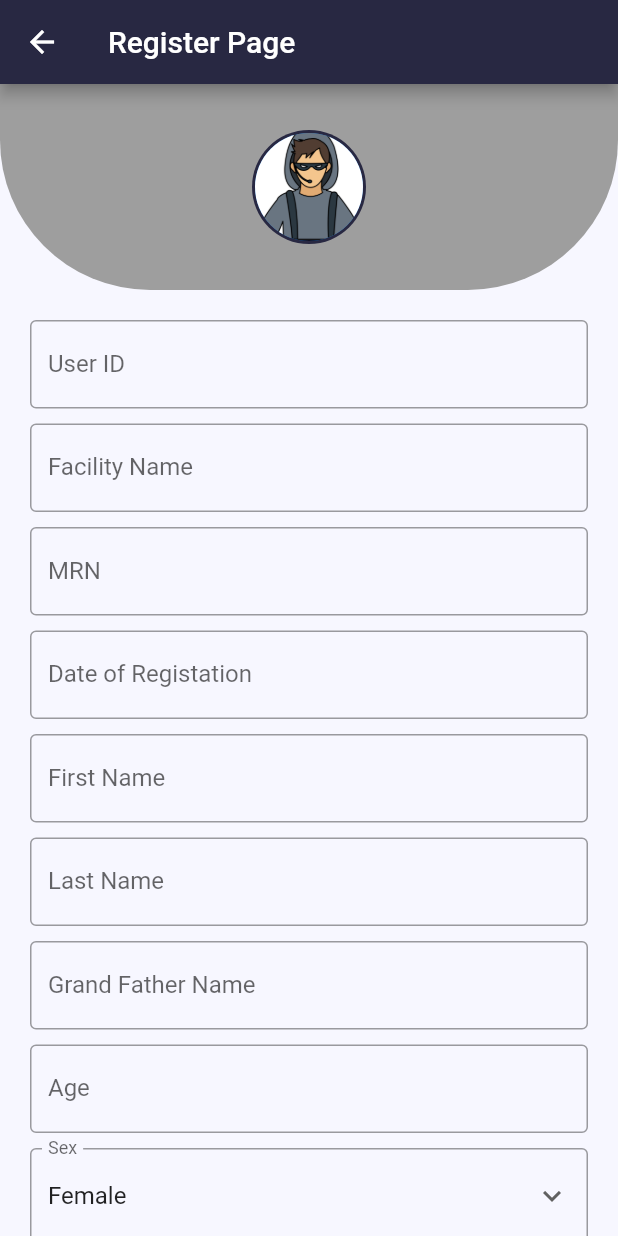
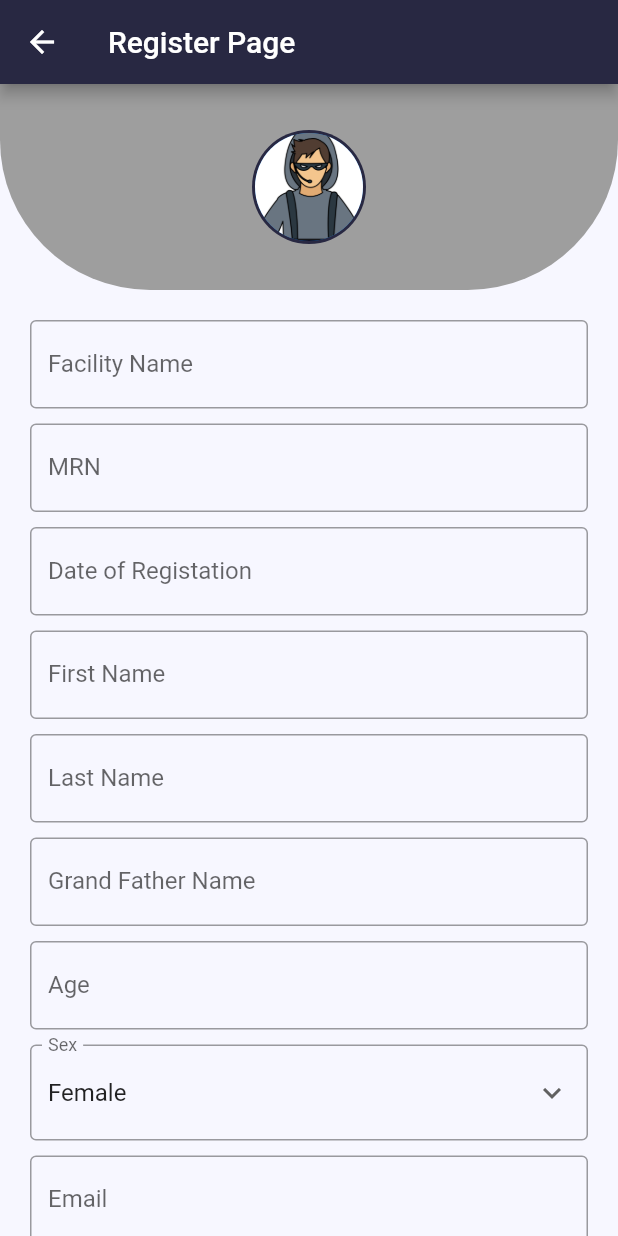
Before and after one commit to fasil712/mhis_mobile_app, a Flutter app: the RegisterPage screen opened directly, on a phone screen of 412 x 824 dp. Run offline on Flutter 3.47's test engine with Material 2 defaults, Android fonts, the phone set to English and light mode, and no system bars; our stand-ins replace carousel_slider, share, shared_preferences; accounts and stored records are empty; generated files the repository leaves out were written again; network calls fail.

Commit message:
update commit

```diff
--- /dev/null
+++ b/lib/model/usermodel.dart
@@ -0,0 +1,105 @@
+// To parse this JSON data, do
+//
+//     final userModel = userModelFromJson(jsonString);
+
+import 'dart:convert';
+
+UserModel userModelFromJson(String str) => UserModel.fromJson(json.decode(str));
+
+String userModelToJson(UserModel data) => json.encode(data.toJson());
+
+class UserModel {
+  UserModel({
+    required this.user,
+  });
+
+  User user;
+
+  factory UserModel.fromJson(Map<String, dynamic> json) => UserModel(
+        user: User.fromJson(json["user"]),
+      );
+
+  Map<String, dynamic> toJson() => {
+        "user": user.toJson(),
+      };
+}
+
+class User {
+  User({
+    required this.userId,
+    required this.firstName,
+    required this.lastName,
+    required this.userName,
+    required this.city,
+    required this.age,
+    required this.sex,
+    required this.email,
+    required this.phoneNo,
+    required this.password,
+    required this.department,
+    required this.specialization,
+    required this.role,
+    required this.ward,
+    required this.wardCode,
+    required this.createdAt,
+    required this.updatedAt,
+  });
+
+  String userId;
+  String firstName;
+  String lastName;
+  String userName;
+  String city;
+  int age;
+  String sex;
+  String email;
+  String phoneNo;
+  String password;
+  String department;
+  String specialization;
+  String role;
+  dynamic ward;
+  dynamic wardCode;
+  DateTime createdAt;
+  DateTime updatedAt;
+
+  factory User.fromJson(Map<String, dynamic> json) => User(
+        userId: json["user_id"],
+        firstName: json["first_name"],
+        lastName: json["last_name"],
+        userName: json["user_name"],
+        city: json["City"],
+        age: json["Age"],
+        sex: json["Sex"],
+        email: json["Email"],
+        phoneNo: json["Phone_no"],
+        password: json["password"],
+        department: json["department"],
+        specialization: json["specialization"],
+        role: json["role"],
+        ward: json["ward"],
+        wardCode: json["wardCode"],
+        createdAt: DateTime.parse(json["createdAt"]),
+        updatedAt: DateTime.parse(json["updatedAt"]),
+      );
+
+  Map<String, dynamic> toJson() => {
+        "user_id": userId,
+        "first_name": firstName,
+        "last_name": lastName,
+        "user_name": userName,
+        "City": city,
+        "Age": age,
+        "Sex": sex,
+        "Email": email,
+        "Phone_no": phoneNo,
+        "password": password,
+        "department": department,
+        "specialization": specialization,
+        "role": role,
+        "ward": ward,
+        "wardCode": wardCode,
+        "createdAt": createdAt.toIso8601String(),
+        "updatedAt": updatedAt.toIso8601String(),
+      };
+}
--- a/lib/screens/register_screen.dart
+++ b/lib/screens/register_screen.dart
@@ -1,7 +1,9 @@
 import 'package:flutter/material.dart';
 import 'package:pregmomcare/config/colors.dart';
+import 'package:pregmomcare/model/usermodel.dart';
 import 'package:pregmomcare/screens/login_screen.dart';
 import 'package:pregmomcare/services/register_user_services.dart';
+import 'package:shared_preferences/shared_preferences.dart';
 
 class RegisterPage extends StatefulWidget {
   const RegisterPage({Key? key}) : super(key: key);
@@ -11,7 +13,9 @@ class RegisterPage extends StatefulWidget {
 }
 
 class _RegisterPageState extends State<RegisterPage> {
-  final _useridcontroller = TextEditingController();
+  late SharedPreferences sharedPreferences;
+  UserModel? userModel;
+
   final _facilitynamecontroller = TextEditingController();
   final _mrncontroller = TextEditingController();
   final _registrationdatecontroller = TextEditingController();
@@ -25,9 +29,12 @@ class _RegisterPageState extends State<RegisterPage> {
   final _woredacontroller = TextEditingController();
   final _kebelecontroller = TextEditingController();
 
-  _register() {
+  _register() async {
+    sharedPreferences = await SharedPreferences.getInstance();
+    var user = sharedPreferences.getString("user");
+    userModel = userModelFromJson(user);
     registerClient(
-        _useridcontroller.text,
+        userModel!.user.userId,
         _facilitynamecontroller.text,
         _mrncontroller.text,
         _registrationdatecontroller.text,
@@ -97,21 +104,6 @@ class _RegisterPageState extends State<RegisterPage> {
                 key: formkey,
                 child: Column(
                   children: <Widget>[
-                    TextFormField(
-                      controller: _useridcontroller,
-                      decoration: const InputDecoration(
-                          border: OutlineInputBorder(), labelText: 'User ID'),
-                      validator: (value) {
-                        if (value!.isEmpty) {
-                          return "Enter correct user id";
-                        } else {
-                          return null;
-                        }
-                      },
-                    ),
-                    const SizedBox(
-                      height: 10.0,
-                    ),
                     TextFormField(
                       controller: _facilitynamecontroller,
                       decoration: const InputDecoration(
@@ -319,7 +311,6 @@ class _RegisterPageState extends State<RegisterPage> {
                           ),
                           ElevatedButton(
                               onPressed: () {
-                                _useridcontroller.clear();
                                 _facilitynamecontroller.clear();
                                 _mrncontroller.clear();
                                 _registrationdatecontroller.clear();
```
Also changed, not shown: lib/screens/client_list_screen.dart (+35 -17 lines), lib/screens/login_screen.dart (+13 -6 lines), lib/screens/profile.dart (+24 -17 lines).
